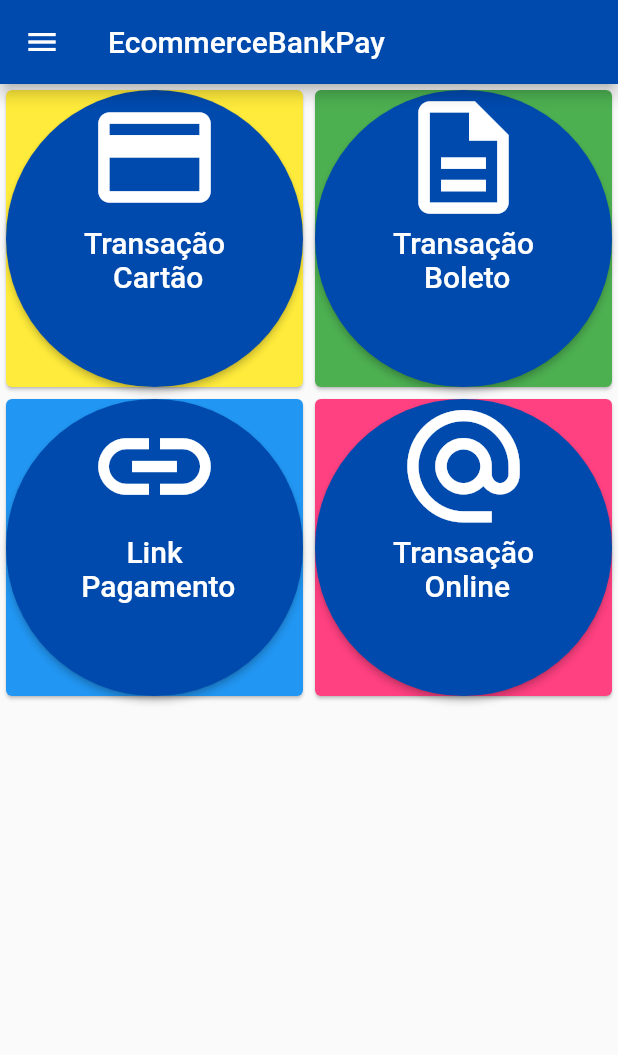
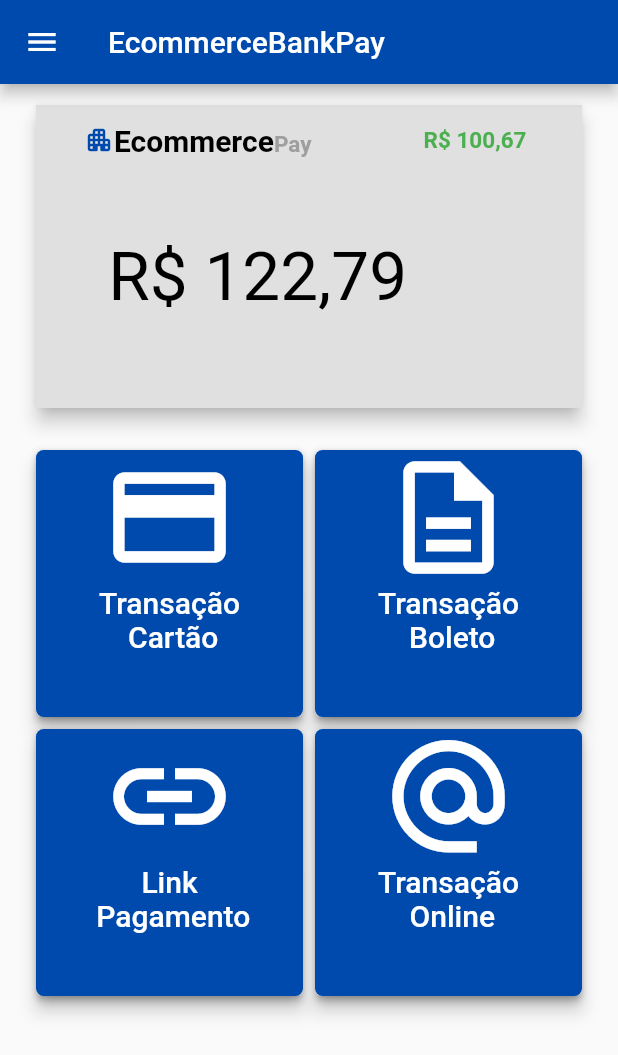
Before and after one commit to paulosaldanha/flutter_mobx_crud, a Flutter app: the screen it shows after launch, on a phone screen of 412 x 824 dp. Shown: the top 1055 px of the screen. Run offline on Flutter 3.47's test engine with Material 2 defaults, Android fonts, the phone set to English and light mode, and no system bars; our stand-ins replace carousel_pro, flushbar, flutter_bluetooth_serial, flutter_mobx, flutter_typeahead, mobx and 1 more; missing offline and left inert: combos, pagarme_mpos_flutter; accounts and stored records are empty; generated files the repository leaves out were written again.

Commit message:
new layout

```diff
--- a/lib/src/screens/home/home.dart
+++ b/lib/src/screens/home/home.dart
@@ -6,13 +6,73 @@ import 'package:flutter_mobx/flutter_mobx.dart';
 class Home extends StatelessWidget {
   @override
   Widget build(BuildContext context) {
-    return Container(
-      child: GridView.count(crossAxisCount: 2, children: [
+    return SingleChildScrollView(
+      child: Column(
+        children: [
+          Container(
+            padding: EdgeInsets.fromLTRB(20, 10, 20, 0),
+            height: 220,
+            width: double.maxFinite,
+            child: Card(
+              elevation: 5,
+              child: Container(
+                decoration: BoxDecoration(
+                  color: Colors.grey[300],
+                ),
+                child: Padding(
+                  padding: EdgeInsets.all(7),
+                  child: Stack(children: <Widget>[
+                    Align(
+                      alignment: Alignment.centerRight,
+                      child: Stack(
+                        children: <Widget>[
+                          Padding(
+                              padding: const EdgeInsets.only(left: 10, top: 5),
+                              child: Column(
+                                children: <Widget>[
+                                  Row(
+                                    children: <Widget>[
+                                      cryptoIcon(),
+                                      SizedBox(
+                                        height: 10,
+                                      ),
+                                      cryptoNameSymbol(),
+                                      Spacer(),
+                                      cryptoChange(),
+                                      SizedBox(
+                                        width: 10,
+                                      ),
+                                      SizedBox(
+                                        width: 20,
+                                      )
+                                    ],
+                                  ),
+                                  Row(
+                                    children: <Widget>[
+                                      cryptoAmount()
+                                    ],
+                                  )
+                                ],
+                              ))
+                        ],
+                      ),
+                    )
+                  ]),
+                ),
+              ),
+            ),
+          ),
+          Container(
+            padding: EdgeInsets.all(20),
+            child: GridView.count(
+                crossAxisCount: 2,
+                shrinkWrap: true,
+                children: [
                   Card(
-            color: Colors.yellow,
+                    elevation: 5,
                     child: RaisedButton(
                       shape: RoundedRectangleBorder(
-                borderRadius: BorderRadius.circular(100.0),
+                        borderRadius: BorderRadius.circular(5.0),
                       ),
                       color: Color.fromRGBO(0, 74, 173, 1),
                       onPressed: () {
@@ -21,16 +81,17 @@ class Home extends StatelessWidget {
                       },
                       child: Column(
                         children: [
-                  HomeIcon(Icons.credit_card_outlined, "Transação \n Cartão"),
+                          HomeIcon(Icons.credit_card_outlined,
+                              "Transação \n Cartão"),
                         ],
                       ),
                     ),
                   ),
                   Card(
-          color: Colors.green,
+                    elevation: 5,
                     child: RaisedButton(
                       shape: RoundedRectangleBorder(
-              borderRadius: BorderRadius.circular(100.0),
+                        borderRadius: BorderRadius.circular(5.0),
                       ),
                       color: Color.fromRGBO(0, 74, 173, 1),
                       onPressed: () {
@@ -39,16 +100,17 @@ class Home extends StatelessWidget {
                       },
                       child: Column(
                         children: [
-                HomeIcon(Icons.description_outlined, "Transação \n Boleto"),
+                          HomeIcon(Icons.description_outlined,
+                              "Transação \n Boleto"),
                         ],
                       ),
                     ),
                   ),
                   Card(
-          color: Colors.blue,
+                    elevation: 5,
                     child: RaisedButton(
                       shape: RoundedRectangleBorder(
-              borderRadius: BorderRadius.circular(100.0),
+                        borderRadius: BorderRadius.circular(5.0),
                       ),
                       color: Color.fromRGBO(0, 74, 173, 1),
                       onPressed: () {
@@ -63,10 +125,10 @@ class Home extends StatelessWidget {
                     ),
                   ),
                   Card(
-          color: Colors.pinkAccent,
+                    elevation: 5,
                     child: RaisedButton(
                       shape: RoundedRectangleBorder(
-              borderRadius: BorderRadius.circular(100.0),
+                        borderRadius: BorderRadius.circular(5.0),
                       ),
                       color: Color.fromRGBO(0, 74, 173, 1),
                       onPressed: () {
@@ -75,12 +137,101 @@ class Home extends StatelessWidget {
                       },
                       child: Column(
                         children: [
-                HomeIcon(Icons.alternate_email_outlined, "Transação \n Online"),
+                          HomeIcon(Icons.alternate_email_outlined,
+                              "Transação \n Online"),
                         ],
                       ),
                     ),
                   ),
                 ]),
+          ),
+        ],
+      ),
+    );
+  }
+
+  Widget cryptoIcon() {
+    return Padding(
+      padding: const EdgeInsets.only(left: 15.0),
+      child: Align(
+          alignment: Alignment.centerLeft,
+          child: Icon(
+            Icons.apartment_rounded,
+            color: Color.fromRGBO(0, 74, 173, 1),
+            size: 20,
+          )),
+    );
+  }
+
+  Widget cryptoNameSymbol() {
+    return Align(
+      alignment: Alignment.centerLeft,
+      child: RichText(
+        text: TextSpan(
+          text: 'Ecommerce',
+          style: TextStyle(
+              fontWeight: FontWeight.bold, color: Colors.black, fontSize: 20),
+          children: <TextSpan>[
+            TextSpan(
+                text: 'Pay',
+                style: TextStyle(
+                    color: Colors.grey,
+                    fontSize: 15,
+                    fontWeight: FontWeight.bold)),
+          ],
+        ),
+      ),
+    );
+  }
+
+  Widget cryptoChange() {
+    return Align(
+      alignment: Alignment.topRight,
+      child: RichText(
+        text: TextSpan(
+          text: 'R\$ 100,67',
+          style: TextStyle(
+              fontWeight:
+              FontWeight.bold,
+              color: Colors.green,
+              fontSize: 15),
+          children: <TextSpan>[
+          ],
+        ),
+      ),
+    );
+  }
+  Widget changeIcon() {
+    return Align(
+        alignment: Alignment.topRight,
+        child: Icon(
+          Icons.arrow_circle_up,
+          color: Colors.green,
+          size: 30,
+        ));
+  }
+  Widget cryptoAmount() {
+    return Align(
+      alignment: Alignment.centerLeft,
+      child: Padding(
+        padding: const EdgeInsets.only(left: 20.0),
+        child: Row(
+          children: <Widget>[
+            RichText(
+              textAlign: TextAlign.left,
+              text: TextSpan(
+                text: '\n R\$ 122,79',
+                style: TextStyle(
+                  color: Colors.black,
+                  fontSize: 45,
+                ),
+                children: <TextSpan>[
+                ],
+              ),
+            ),
+          ],
+        ),
+      ),
     );
   }
 }
```
Lines whose indentation alone changed are shown as unchanged.
